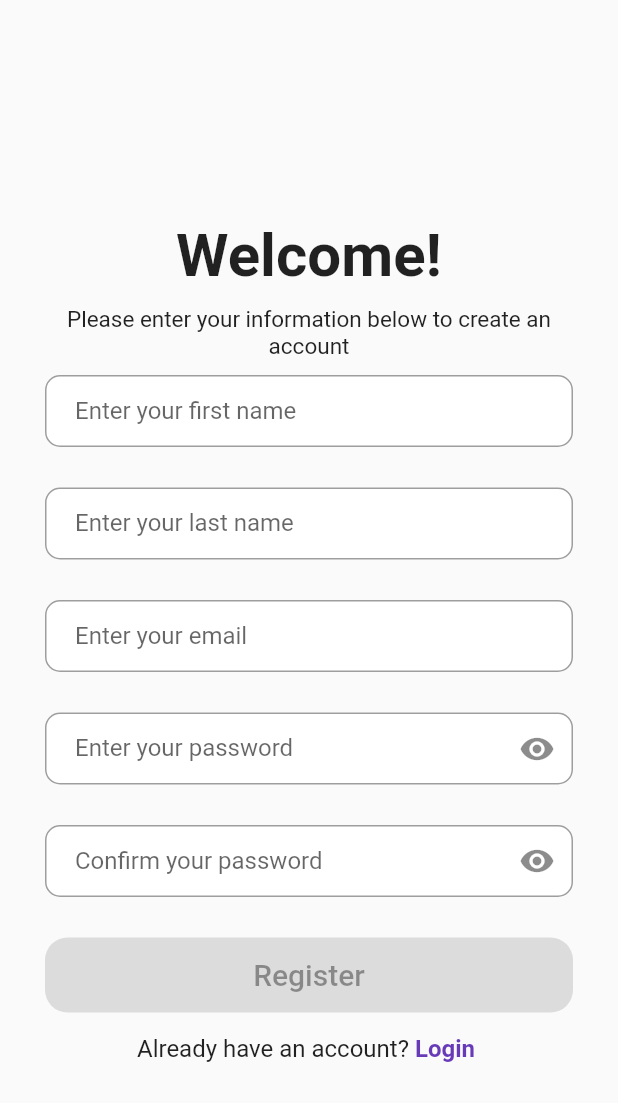
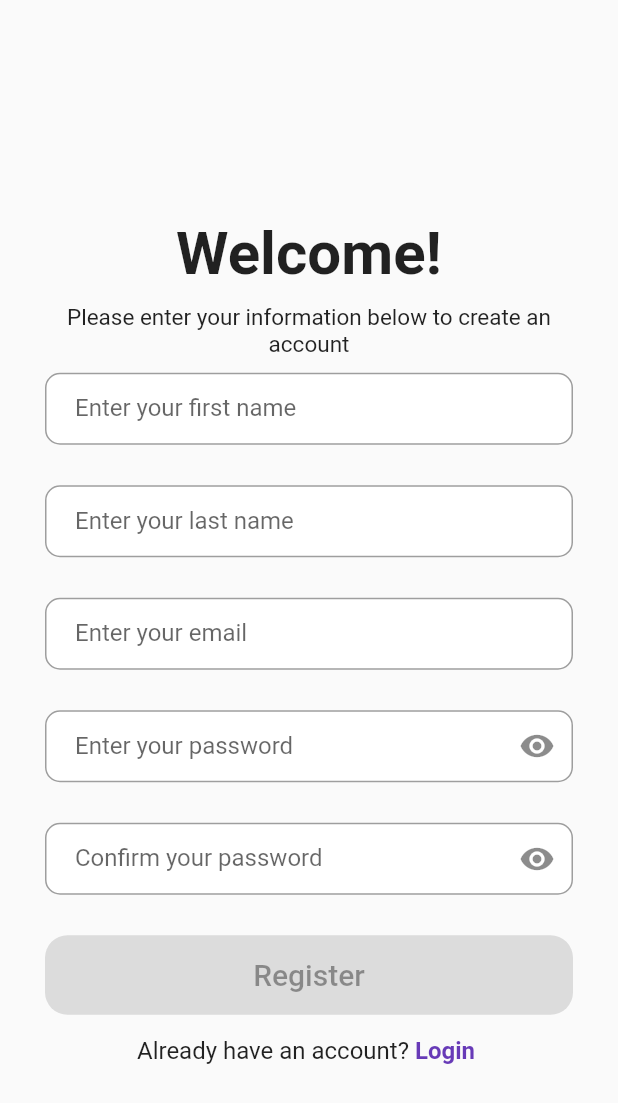
Before and after one commit to zainabaljifri/profile, a Flutter app: the Profile screen opened directly with empty values, after a tap on the "logout" icon, after a tap on "Register", on a phone screen of 412 x 824 dp. Shown: the top 1103 px of the screen. Run offline on Flutter 3.47's test engine with Material 2 defaults, Android fonts, the phone set to English and light mode, and no system bars; network calls fail.

Commit message:
Fix style

```diff
--- a/lib/login_page.dart
+++ b/lib/login_page.dart
@@ -163,7 +163,7 @@ class _LoginPageState extends State<LoginPage> {
                         ),
                         ElevatedButton(
                           style: ElevatedButton.styleFrom(
-                            padding: const EdgeInsets.all(10.0),
+                            padding: const EdgeInsets.all(15.0),
                             shape: RoundedRectangleBorder(
                               borderRadius: BorderRadius.circular(15),
                             ),
--- a/lib/profile.dart
+++ b/lib/profile.dart
@@ -53,7 +53,7 @@ class _ProfileState extends State<Profile> {
                 const CircleAvatar(
                   radius: 30.0,
                   backgroundImage: NetworkImage(
-                      'https://i.pinimg.com/originals/e5/f8/82/e5f882d97e4344fa200569f3ab997a23.gif'),
+                      'https://i.gifer.com/NiT5.gif'),
                   backgroundColor: Colors.transparent,
                 ),
                  Padding(
--- a/lib/register_page.dart
+++ b/lib/register_page.dart
@@ -311,7 +311,7 @@ class _RegisterPageState extends State<RegisterPage> {
                         ),
                         ElevatedButton(
                           style: ElevatedButton.styleFrom(
-                            padding: const EdgeInsets.all(10.0),
+                            padding: const EdgeInsets.all(15.0),
                             shape: RoundedRectangleBorder(
                               borderRadius: BorderRadius.circular(15),
                             ),
```
